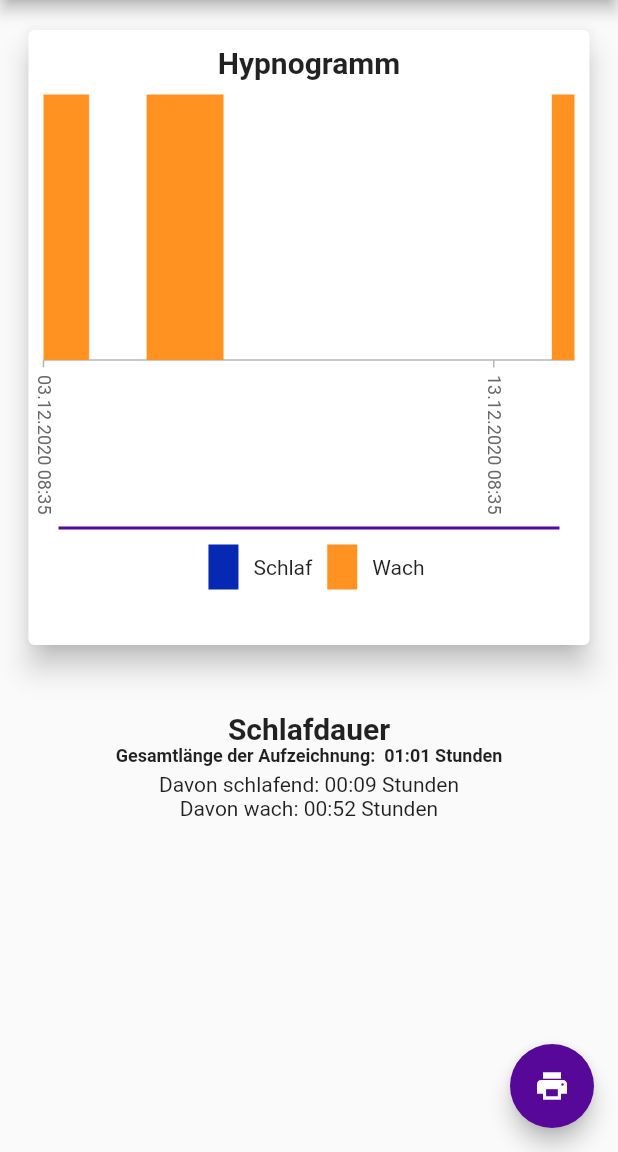
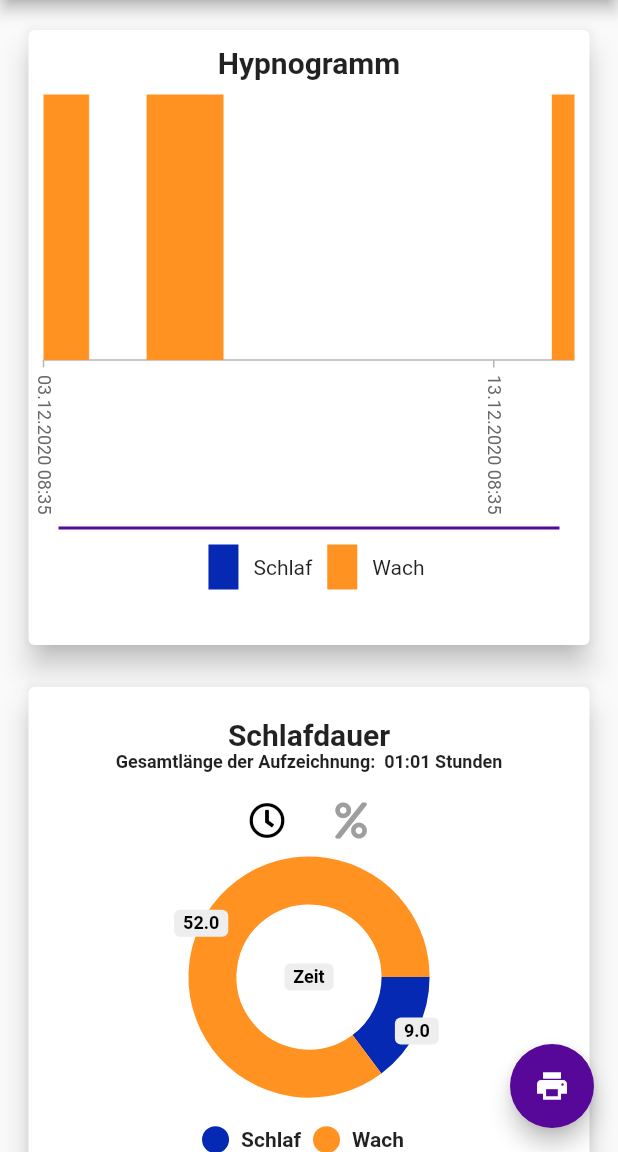
Before and after one commit to SarahLM/somnus, a Flutter app: the HypnogramScreen screen opened directly, on a phone screen of 412 x 824 dp, the part 84-1236 px from its top. Run offline on Flutter 3.47's test engine with Material 2 defaults, Android fonts, the phone set to English and light mode, and no system bars; drawn by our look-alikes of pie_chart; our stand-ins replace font_awesome_flutter, introduction_screen, pdf, permission_handler, printing, shared_preferences and 2 more; missing offline and left inert: flutter_ble_lib, pointycastle; accounts and stored records are empty.

Commit message:
Fix PDF Export

```diff
--- a/frontend_somnus/lib/screens/hypnogram_screen.dart
+++ b/frontend_somnus/lib/screens/hypnogram_screen.dart
@@ -90,6 +90,29 @@ class _HypnogramScreenState extends State<HypnogramScreen> {
                     pw.Expanded(
                       child: pw.Image(image),
                     ),
+                    pw.Text(
+                      'Schlafdauer',
+                    ),
+                    pw.Text(
+                      'Gesamtlänge der Aufzeichnung:  ' +
+                          durationToString(sleepData.length) +
+                          ' Stunden',
+                    ),
+                    pw.SizedBox(
+                      height: 4,
+                    ),
+                    pw.Text('Davon schlafend: ' +
+                        durationToString((sleepData
+                                .where((dataPoint) => dataPoint.state == 0.0))
+                            .toList()
+                            .length) +
+                        ' Stunden'),
+                    pw.Text('Davon wach: ' +
+                        durationToString((sleepData
+                                .where((dataPoint) => dataPoint.state == 1.0))
+                            .toList()
+                            .length) +
+                        ' Stunden'),
                   ],
                 ),
               ),
@@ -357,50 +380,52 @@ class _HypnogramScreenState extends State<HypnogramScreen> {
                   )
                 : Container(
                     padding: EdgeInsets.only(left: 15, right: 15, bottom: 15),
+                    child: Column(
+                      children: [
+                        Container(
                           child: RepaintBoundary(
                             key: _printKey,
-                      child: Column(
-                        children: [
-                          Sync(
+                            child: Sync(
                               title: this.title,
                               sleepData: this.sleepData,
                             ),
-                          // HypnogramPieChart(
-                          //   sleepData: this.sleepData,
-                          // ),
-                          SizedBox(height: 20),
-                          Text(
-                            'Schlafdauer',
-                            style: TextStyle(
-                                fontSize: 20, fontWeight: FontWeight.bold),
-                          ),
-                          Text(
-                            'Gesamtlänge der Aufzeichnung:  ' +
-                                durationToString(sleepData.length) +
-                                ' Stunden',
-                            textAlign: TextAlign.center,
-                            style: TextStyle(
-                              fontWeight: FontWeight.w600,
-                              fontSize: 12.0,
                           ),
                         ),
-                          SizedBox(
-                            height: 4,
+                        HypnogramPieChart(
+                          sleepData: this.sleepData,
                         ),
-                          Text('Davon schlafend: ' +
-                              durationToString((sleepData.where(
-                                      (dataPoint) => dataPoint.state == 0.0))
-                                  .toList()
-                                  .length) +
-                              ' Stunden'),
-                          Text('Davon wach: ' +
-                              durationToString((sleepData.where(
-                                      (dataPoint) => dataPoint.state == 1.0))
-                                  .toList()
-                                  .length) +
-                              ' Stunden'),
+                        SizedBox(height: 20),
+                        // Text(
+                        //   'Schlafdauer',
+                        //   style: TextStyle(
+                        //       fontSize: 20, fontWeight: FontWeight.bold),
+                        // ),
+                        // Text(
+                        //   'Gesamtlänge der Aufzeichnung:  ' +
+                        //       durationToString(sleepData.length) +
+                        //       ' Stunden',
+                        //   textAlign: TextAlign.center,
+                        //   style: TextStyle(
+                        //     fontWeight: FontWeight.w600,
+                        //     fontSize: 12.0,
+                        //   ),
+                        // ),
+                        // SizedBox(
+                        //   height: 4,
+                        // ),
+                        // Text('Davon schlafend: ' +
+                        //     durationToString((sleepData.where(
+                        //             (dataPoint) => dataPoint.state == 0.0))
+                        //         .toList()
+                        //         .length) +
+                        //     ' Stunden'),
+                        // Text('Davon wach: ' +
+                        //     durationToString((sleepData.where(
+                        //             (dataPoint) => dataPoint.state == 1.0))
+                        //         .toList()
+                        //         .length) +
+                        //     ' Stunden'),
                       ],
-                      ),
                     ),
                   )
             //LineAreaPage()
```
Lines whose indentation alone changed are shown as unchanged.
